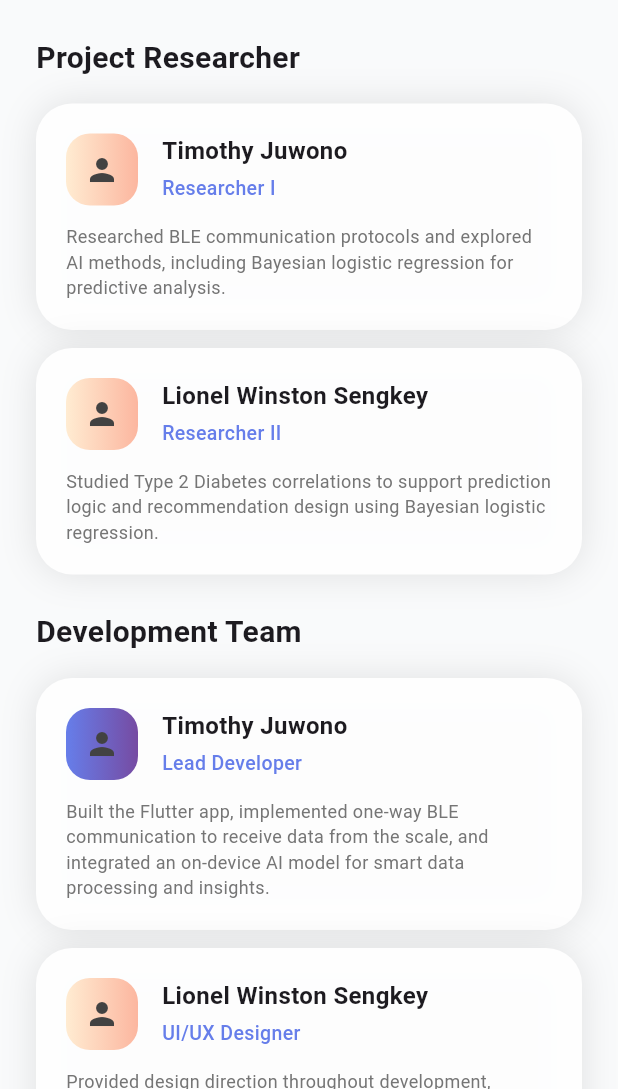
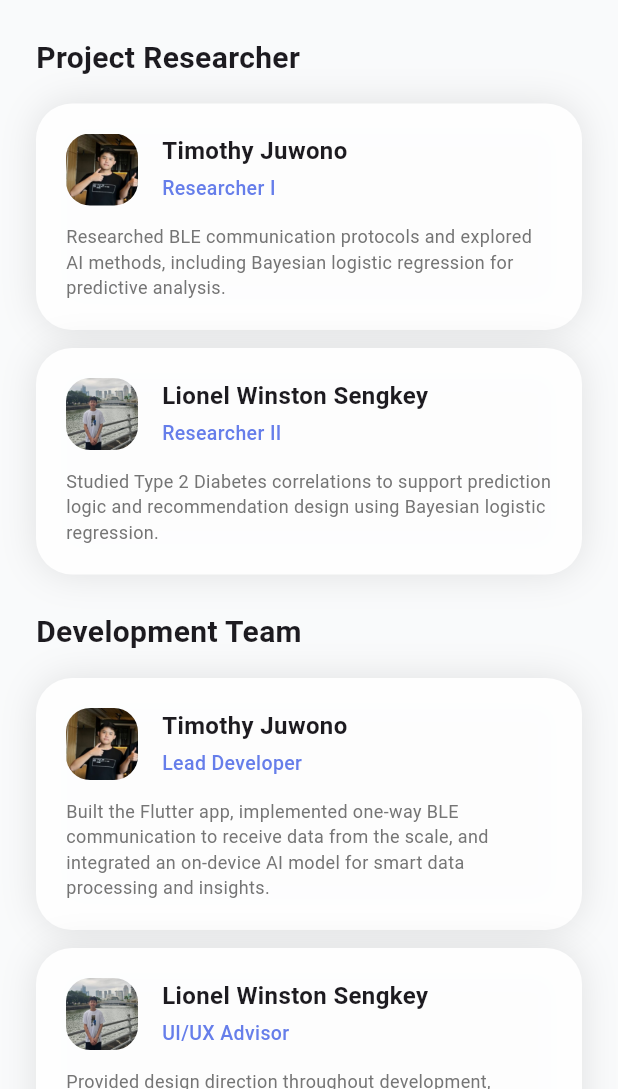
Before and after one commit to NME5/CompositionAI, a Flutter app: the CreditsPage screen opened directly, on a phone screen of 412 x 824 dp, the part 147-1236 px from its top. Run offline on Flutter 3.47's test engine with Material 3 defaults, Android fonts, the light colour scheme and no system bars; our stand-ins replace flutter_blue_plus, hive, hive_flutter; accounts and stored records are empty; Roboto replaces fonts that are missing (SF Pro Display).

Commit message:
Credits_page design revision 2

```diff
--- a/lib/views/credits_page.dart
+++ b/lib/views/credits_page.dart
@@ -6,7 +6,9 @@ class CreditsPage extends StatelessWidget {
     return Scaffold(
       backgroundColor: Color(0xFFF9FAFB),
       body: SafeArea(
+        child: SingleChildScrollView(
           child: Column(
+            crossAxisAlignment: CrossAxisAlignment.start,
             children: [
               // Header
               Padding(
@@ -31,23 +33,12 @@ class CreditsPage extends StatelessWidget {
                         ],
                       ),
                     ),
-                  // Container(
-                  //   width: 48,
-                  //   height: 48,
-                  //   decoration: BoxDecoration(
-                  //     gradient: LinearGradient(colors: [Color(0xFF667EEA), Color(0xFF764BA2)]),
-                  //     borderRadius: BorderRadius.circular(16),
-                  //   ),
-                  //   child: Icon(Icons.info_outline, color: Colors.white),
-                  // ),
                   ],
                 ),
               ),
 
               // Content
-            Expanded(
-              child: SingleChildScrollView(
-                child: Padding(
+              Padding(
                 padding: EdgeInsets.symmetric(horizontal: 24),
                 child: Column(
                   crossAxisAlignment: CrossAxisAlignment.start,
@@ -59,6 +50,7 @@ class CreditsPage extends StatelessWidget {
                           role: 'Researcher I',
                           description: 'Researched BLE communication protocols and explored AI methods, including Bayesian logistic regression for predictive analysis.',
                           gradientColors: [Color(0xFFFFECD2), Color(0xFFFCB69F)],
+                          imagePath: 'assets/img/credits/timothy_juwono.jpg',
                         ),
                         SizedBox(height: 12),
                         _buildLongTeamMemberCard(
@@ -66,6 +58,7 @@ class CreditsPage extends StatelessWidget {
                           role: 'Researcher II',
                           description: 'Studied Type 2 Diabetes correlations to support prediction logic and recommendation design using Bayesian logistic regression.',
                           gradientColors: [Color(0xFFFFECD2), Color(0xFFFCB69F)],
+                          imagePath: 'assets/img/credits/lionel_winston_sengkey.jpg',
                         ),
                       ]
                       ),
@@ -81,13 +74,15 @@ class CreditsPage extends StatelessWidget {
                             role: 'Lead Developer',
                             description: 'Built the Flutter app, implemented one-way BLE communication to receive data from the scale, and integrated an on-device AI model for smart data processing and insights.',
                             gradientColors: [Color(0xFF667EEA), Color(0xFF764BA2)],
+                            imagePath: 'assets/img/credits/timothy_juwono.jpg',
                           ),
                           SizedBox(height: 12),
                           _buildLongTeamMemberCard(
                             name: 'Lionel Winston Sengkey',
-                            role: 'UI/UX Designer',
+                            role: 'UI/UX Advisor',
                             description: 'Provided design direction throughout development, refined interface decisions, and delivered usability feedback to improve clarity, interaction flow, and overall user experience.',
                             gradientColors: [Color(0xFFFFECD2), Color(0xFFFCB69F)],
+                            imagePath: 'assets/img/credits/lionel_winston_sengkey.jpg',
                           ),
                         ],
                       ),
@@ -120,29 +115,31 @@ class CreditsPage extends StatelessWidget {
 
                       SizedBox(height: 24),
 
-                      // Acknowledgments
-                      _buildSection(
-                        'Acknowledgments',
-                        [
-                          _buildAcknowledgmentCard(
-                            title: 'Open Source Community',
-                            description: 'Thanks to all the open source contributors and libraries that made this app possible.',
-                          ),
-                          SizedBox(height: 12),
-                          _buildAcknowledgmentCard(
-                            title: 'Health & Fitness Research',
-                            description: 'Body composition calculations based on established medical research and standards.',
-                          ),
-                        ],
-                      ),
+                      // // Acknowledgments
+                      // _buildSection(
+                      //   'Acknowledgments',
+                      //   [
+                      //     _buildAcknowledgmentCard(
+                      //       title: 'Open Source Community',
+                      //       description: 'Thanks to all the open source contributors and libraries that made this app possible.',
+                      //     ),
+                      //     SizedBox(height: 12),
+                      //     _buildAcknowledgmentCard(
+                      //       title: 'Health & Fitness Research',
+                      //       description: 'Body composition calculations based on established medical research and standards.',
+                      //     ),
+                      //   ],
+                      // ),
 
-                      SizedBox(height: 24),
+                      // SizedBox(height: 24),
 
                       // Footer
                       Padding(
-                        padding: const EdgeInsets.all(24),
+                        padding: const EdgeInsets.only(top: 32),
+                        child: Center(
                           child: Column(
                             mainAxisAlignment: MainAxisAlignment.center,
+                            crossAxisAlignment: CrossAxisAlignment.center,
                             children: [
                               Text(
                                 'Made with ❤️',
@@ -151,10 +148,11 @@ class CreditsPage extends StatelessWidget {
                                   fontWeight: FontWeight.w600,
                                   color: Colors.grey[700],
                                 ),
+                                textAlign: TextAlign.center,
                               ),
-                            SizedBox(height: 8),
+                              SizedBox(height: 6),
                               Text(
-                              '© 2024 CompositionAI. All rights reserved.',
+                                '© 2025 CompositionAI',
                                 style: TextStyle(
                                   fontSize: 12,
                                   color: Colors.grey[600],
@@ -164,14 +162,14 @@ class CreditsPage extends StatelessWidget {
                             ],
                           ),
                         ),
+                      ),
 
-                      SizedBox(height: 100),
+                      SizedBox(height: 20),
                     ],
                   ),
                 ),
+            ],
           ),
-            ),
-          ],
         ),
       ),
     );
@@ -237,6 +235,7 @@ class CreditsPage extends StatelessWidget {
     required String role,
     required String description,
     List<Color>? gradientColors,
+    String? imagePath,
   }) {
     final colors = gradientColors ?? [Color(0xFFFFECD2), Color(0xFFFCB69F)];
 
@@ -257,10 +256,21 @@ class CreditsPage extends StatelessWidget {
                 width: 48,
                 height: 48,
                 decoration: BoxDecoration(
-                  gradient: LinearGradient(colors: colors),
+                  gradient: imagePath == null ? LinearGradient(colors: colors) : null,
                   borderRadius: BorderRadius.circular(16),
+                  color: imagePath == null ? null : Colors.transparent,
                 ),
-                child: Icon(Icons.person, color: Colors.grey[800], size: 24),
+                child: imagePath != null
+                    ? ClipRRect(
+                        borderRadius: BorderRadius.circular(16),
+                        child: Image.asset(
+                          imagePath,
+                          width: 48,
+                          height: 48,
+                          fit: BoxFit.cover,
+                        ),
+                      )
+                    : Icon(Icons.person, color: Colors.grey[800], size: 24),
               ),
               SizedBox(width: 16),
               Expanded(
--- a/pubspec.yaml
+++ b/pubspec.yaml
@@ -68,6 +68,8 @@ flutter:
   assets:
     - assets/img/Logo CompositionAI.png
     - assets/img/Composition Scale.png
+    - assets/img/credits/lionel_winston_sengkey.jpg
+    - assets/img/credits/timothy_juwono.jpg
   #   - images/a_dot_burr.jpeg
   #   - images/a_dot_ham.jpeg
 
```
Also changed, not shown: assets/img/credits/lionel_winston_sengkey.jpg (added), assets/img/credits/timothy_juwono.jpg (added). Lines whose indentation alone changed are shown as unchanged.
